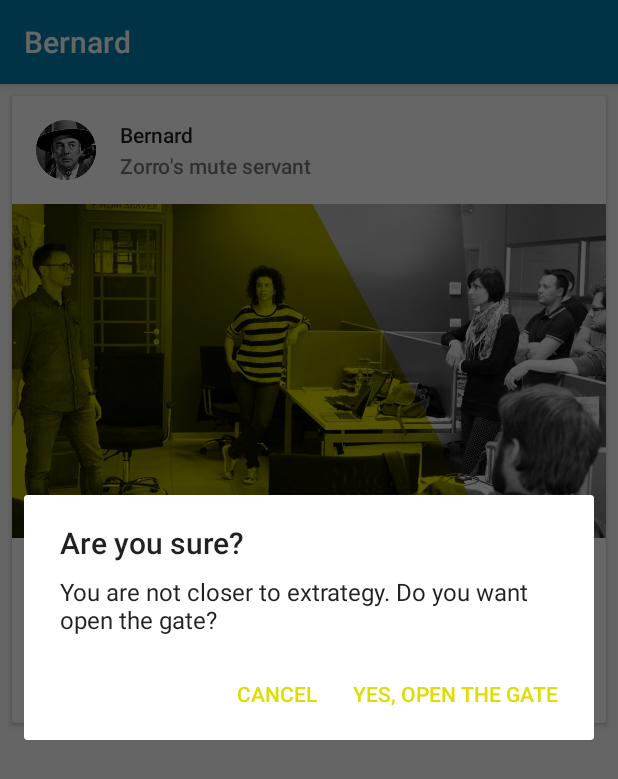
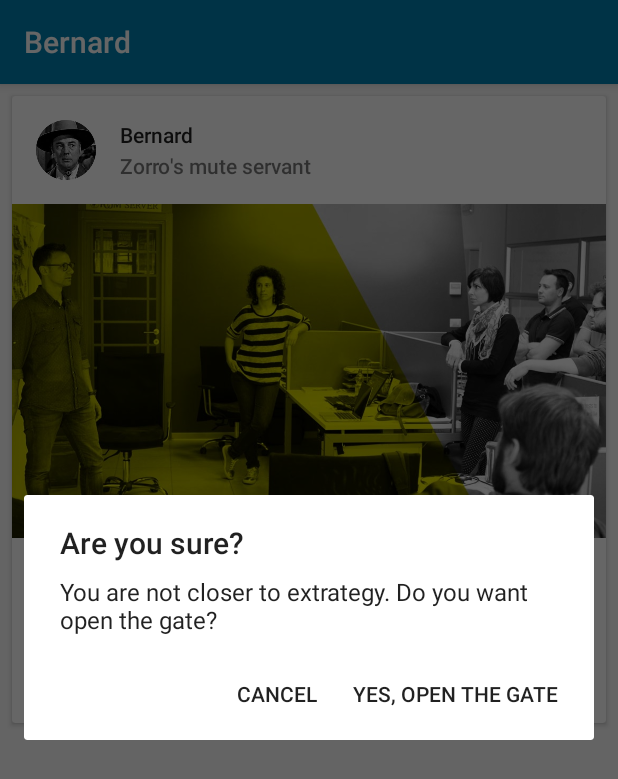
Before and after one commit to save91/bernardo, an Android app: the screen it shows after launch (MainActivity), after a tap on "GATE", on a phone screen of 412 x 824 dp. Shown: the top 779 px of the screen. Run offline under Robolectric (Android 15) with nearby library versions, the phone set to English and light mode, and no system bars.

Commit message:
Improve the ui behaviour

```diff
--- a/android-app/app/build.gradle
+++ b/android-app/app/build.gradle
@@ -24,6 +24,7 @@ android {
 
 dependencies {
     implementation fileTree(dir: 'libs', include: ['*.jar'])
+    implementation "android.arch.lifecycle:extensions:1.1.1"
     implementation 'com.android.support:appcompat-v7:28.0.0'
     implementation 'com.android.support:cardview-v7:28.0.0'
     implementation 'com.android.support.constraint:constraint-layout:1.1.3'
--- a/android-app/app/src/main/java/net/extrategy/bernardo/network/BernardoNetworkService.java
+++ b/android-app/app/src/main/java/net/extrategy/bernardo/network/BernardoNetworkService.java
@@ -1,10 +1,13 @@
 package net.extrategy.bernardo.network;
 
+import android.arch.lifecycle.LiveData;
+import android.arch.lifecycle.MutableLiveData;
 import android.content.Context;
 import android.content.Intent;
 import android.util.Log;
 
 import net.extrategy.bernardo.AppExecutors;
+import net.extrategy.bernardo.R;
 
 import retrofit2.Call;
 import retrofit2.Retrofit;
@@ -18,6 +21,11 @@ public class BernardoNetworkService {
     private static BernardoNetworkService sInstance;
     private static BernardoAPI sBernardoAPI;
     private final Context mContext;
+
+    private static MutableLiveData<Boolean> mIsOpeningTheDoor;
+    private static MutableLiveData<Boolean> mIsOpeningTheGate;
+    private static MutableLiveData<String> mSuccess;
+    private static MutableLiveData<String> mError;
 
     private final AppExecutors mExecutors;
 
@@ -36,6 +44,16 @@ public class BernardoNetworkService {
                         .addConverterFactory(GsonConverterFactory.create())
                         .build();
                 sBernardoAPI = retrofit.create(BernardoAPI.class);
+                mIsOpeningTheDoor = new MutableLiveData<>();
+                mIsOpeningTheGate = new MutableLiveData<>();
+                mSuccess = new MutableLiveData<>();
+                mError = new MutableLiveData<>();
+
+                mIsOpeningTheDoor.postValue(false);
+                mIsOpeningTheGate.postValue(false);
+                mSuccess.postValue(null);
+                mError.postValue(null);
+
                 Log.d(TAG, "Made new network data source");
             }
         }
@@ -71,30 +89,54 @@ public class BernardoNetworkService {
 
     public void openDoor() {
         Log.d(TAG, "open door");
+        mIsOpeningTheDoor.postValue(true);
 
         mExecutors.networkIO().execute(() -> {
             Call<BernardoResponse> callDoor = sBernardoAPI.door();
             try {
                 BernardoResponse result = callDoor.execute().body();
                 Log.d(TAG, result.message);
+                mSuccess.postValue(mContext.getResources().getString(R.string.success_door));
             } catch (Exception e) {
+                mError.postValue(mContext.getResources().getString(R.string.error));
                 e.printStackTrace();
             }
+            mIsOpeningTheDoor.postValue(false);
         });
     }
 
     public void openGate() {
         Log.d(TAG, "open gate");
+        mIsOpeningTheGate.postValue(true);
 
         mExecutors.networkIO().execute(() -> {
             Call<BernardoResponse> callDoor = sBernardoAPI.gate();
             try {
                 BernardoResponse result = callDoor.execute().body();
                 Log.d(TAG, result.message);
+                mSuccess.postValue(mContext.getResources().getString(R.string.success_gate));
             } catch (Exception e) {
+                mError.postValue(mContext.getResources().getString(R.string.error));
                 e.printStackTrace();
             }
+            mIsOpeningTheGate.postValue(false);
         });
     }
 
+    public LiveData<Boolean> isOpeningTheDoor() {
+        return mIsOpeningTheDoor;
+    }
+
+    public LiveData<Boolean> isOpeningTheGate() {
+        return mIsOpeningTheGate;
+    }
+
+    public LiveData<String> onSuccess() {
+        return mSuccess;
+    }
+
+    public LiveData<String> onError() {
+        return mError;
+    }
+
 }
--- a/android-app/app/src/main/java/net/extrategy/bernardo/ui/MainActivity.java
+++ b/android-app/app/src/main/java/net/extrategy/bernardo/ui/MainActivity.java
@@ -1,9 +1,11 @@
 package net.extrategy.bernardo.ui;
 
+import android.arch.lifecycle.ViewModelProviders;
 import android.content.DialogInterface;
 import android.support.v7.app.AlertDialog;
 import android.support.v7.app.AppCompatActivity;
 import android.os.Bundle;
+import android.util.Log;
 import android.view.View;
 import android.widget.Button;
 import android.widget.Toast;
@@ -14,6 +16,8 @@ import net.extrategy.bernardo.utilities.InjectorUtils;
 
 public class MainActivity extends AppCompatActivity {
     private static final String TAG = MainActivity.class.getSimpleName();
+
+    private MainActivityViewModel mViewModel;
 
     private Button mButtonDoor;
     private Button mButtonGate;
@@ -39,6 +43,33 @@ public class MainActivity extends AppCompatActivity {
         mButtonDoor.setOnClickListener((View v) -> mAlertDoor.show());
 
         mButtonGate.setOnClickListener((View v) -> mAlertGate.show());
+
+        MainViewModelFactory factory = InjectorUtils.provideMainViewModelFactory(this);
+        mViewModel = ViewModelProviders.of(this, factory).get(MainActivityViewModel.class);
+
+        mViewModel.isOpeningTheDoor().observe(this, loading -> {
+            if (loading != null) {
+                mButtonDoor.setEnabled(!loading);
+            }
+        });
+
+        mViewModel.isOpeningTheGate().observe(this, loading -> {
+            if (loading != null) {
+                mButtonGate.setEnabled(!loading);
+            }
+        });
+
+        mViewModel.onError().observe(this, error -> {
+            if (error != null) {
+                showToast(error);
+            }
+        });
+
+        mViewModel.onSuccess().observe(this, success -> {
+            if (success != null) {
+                showToast(success);
+            }
+        });
 
     }
 
@@ -75,4 +106,8 @@ public class MainActivity extends AppCompatActivity {
 
         return builder.create();
     }
+
+    private void showToast(String message) {
+        Toast.makeText(this, message, Toast.LENGTH_LONG).show();
+    }
 }
--- /dev/null
+++ b/android-app/app/src/main/java/net/extrategy/bernardo/ui/MainActivityViewModel.java
@@ -0,0 +1,31 @@
+package net.extrategy.bernardo.ui;
+
+import android.arch.lifecycle.LiveData;
+import android.arch.lifecycle.ViewModel;
+
+import net.extrategy.bernardo.network.BernardoNetworkService;
+
+public class MainActivityViewModel extends ViewModel {
+    private BernardoNetworkService mBernardoNetwordService;
+
+    public MainActivityViewModel(BernardoNetworkService networkService) {
+        mBernardoNetwordService = networkService;
+    }
+
+    public LiveData<Boolean> isOpeningTheDoor() {
+        return mBernardoNetwordService.isOpeningTheDoor();
+    }
+
+    public LiveData<Boolean> isOpeningTheGate() {
+        return mBernardoNetwordService.isOpeningTheGate();
+    }
+
+    public LiveData<String> onError() {
+        return mBernardoNetwordService.onError();
+    }
+
+    public LiveData<String> onSuccess() {
+        return mBernardoNetwordService.onSuccess();
+    }
+
+}
--- /dev/null
+++ b/android-app/app/src/main/java/net/extrategy/bernardo/ui/MainViewModelFactory.java
@@ -0,0 +1,21 @@
+package net.extrategy.bernardo.ui;
+
+import android.arch.lifecycle.ViewModel;
+import android.arch.lifecycle.ViewModelProvider;
+
+import net.extrategy.bernardo.network.BernardoNetworkService;
+
+public class MainViewModelFactory extends ViewModelProvider.NewInstanceFactory {
+
+    private final BernardoNetworkService mNetworkService;
+
+    public MainViewModelFactory(BernardoNetworkService networkService) {
+        mNetworkService = networkService;
+    }
+
+    @Override
+    public <T extends ViewModel> T create(Class<T> modelClass) {
+        //noinspection unchecked
+        return (T) new MainActivityViewModel(mNetworkService);
+    }
+}
--- a/android-app/app/src/main/java/net/extrategy/bernardo/utilities/InjectorUtils.java
+++ b/android-app/app/src/main/java/net/extrategy/bernardo/utilities/InjectorUtils.java
@@ -4,6 +4,7 @@ import android.content.Context;
 
 import net.extrategy.bernardo.AppExecutors;
 import net.extrategy.bernardo.network.BernardoNetworkService;
+import net.extrategy.bernardo.ui.MainViewModelFactory;
 
 public class InjectorUtils {
 
@@ -12,4 +13,9 @@ public class InjectorUtils {
         return BernardoNetworkService.getInstance(context.getApplicationContext(), executors);
     }
 
+    public static MainViewModelFactory provideMainViewModelFactory(Context context) {
+        BernardoNetworkService networkService = provideNetworService(context.getApplicationContext());
+        return new MainViewModelFactory(networkService);
+    }
+
 }
--- /dev/null
+++ b/android-app/app/src/main/res/drawable/button_text.xml
@@ -0,0 +1,9 @@
+<?xml version="1.0" encoding="utf-8"?>
+<selector xmlns:android="http://schemas.android.com/apk/res/android" >
+    <item
+        android:color="@color/black"
+        android:state_enabled="true" />
+    <item
+        android:color="@color/gray"
+        android:state_enabled="false" />
+</selector>
--- a/android-app/app/src/main/res/layout-land/activity_main.xml
+++ b/android-app/app/src/main/res/layout-land/activity_main.xml
@@ -93,7 +93,7 @@
                 android:minWidth="0dp"
                 android:paddingStart="8dp"
                 android:paddingEnd="8dp"
-                android:textColor="#DE000000"
+                android:textColor="@drawable/button_text"
                 android:text="@string/btn_gate"
                 app:layout_constraintTop_toBottomOf="@+id/supporting_text"
                 app:layout_constraintStart_toStartOf="parent"
@@ -110,7 +110,7 @@
                 android:paddingStart="8dp"
                 android:paddingEnd="8dp"
                 android:text="@string/btn_door"
-                android:textColor="#DE000000"
+                android:textColor="@drawable/button_text"
                 app:layout_constraintEnd_toEndOf="parent"
                 app:layout_constraintTop_toTopOf="@+id/button_gate" />
 
--- a/android-app/app/src/main/res/layout/activity_main.xml
+++ b/android-app/app/src/main/res/layout/activity_main.xml
@@ -106,7 +106,7 @@
                 android:minWidth="0dp"
                 android:paddingStart="8dp"
                 android:paddingEnd="8dp"
-                android:textColor="#DE000000"
+                android:textColor="@drawable/button_text"
                 android:text="@string/btn_gate"
                 app:layout_constraintTop_toBottomOf="@+id/supporting_text"
                 app:layout_constraintStart_toStartOf="parent"
@@ -123,7 +123,7 @@
                 android:paddingStart="8dp"
                 android:paddingEnd="8dp"
                 android:text="@string/btn_door"
-                android:textColor="#DE000000"
+                android:textColor="@drawable/button_text"
                 app:layout_constraintEnd_toEndOf="parent"
                 app:layout_constraintTop_toTopOf="@+id/button_gate" />
 
--- a/android-app/app/src/main/res/values/colors.xml
+++ b/android-app/app/src/main/res/values/colors.xml
@@ -2,5 +2,7 @@
 <resources>
     <color name="colorPrimary">#0080af</color>
     <color name="colorPrimaryDark">#00658b</color>
-    <color name="colorAccent">#dedc00</color>
+    <color name="colorAccent">@color/black</color>
+    <color name="black">#de000000</color>
+    <color name="gray">#888888</color>
 </resources>
--- a/android-app/app/src/main/res/values/strings.xml
+++ b/android-app/app/src/main/res/values/strings.xml
@@ -6,7 +6,8 @@
     <string name="action_settings">Settings</string>
     <string name="company_name">extrategy</string>
     <string name="open">I\'m opening the door...</string>
-    <string name="success_open">The door is open</string>
+    <string name="success_door">The door is open</string>
+    <string name="success_gate">The gate is open</string>
     <string name="error">Error, check your connection</string>
     <string name="ip_hint">Address</string>
     <string name="port_hint">Port</string>
```
Also changed, not shown: 7 other files.
